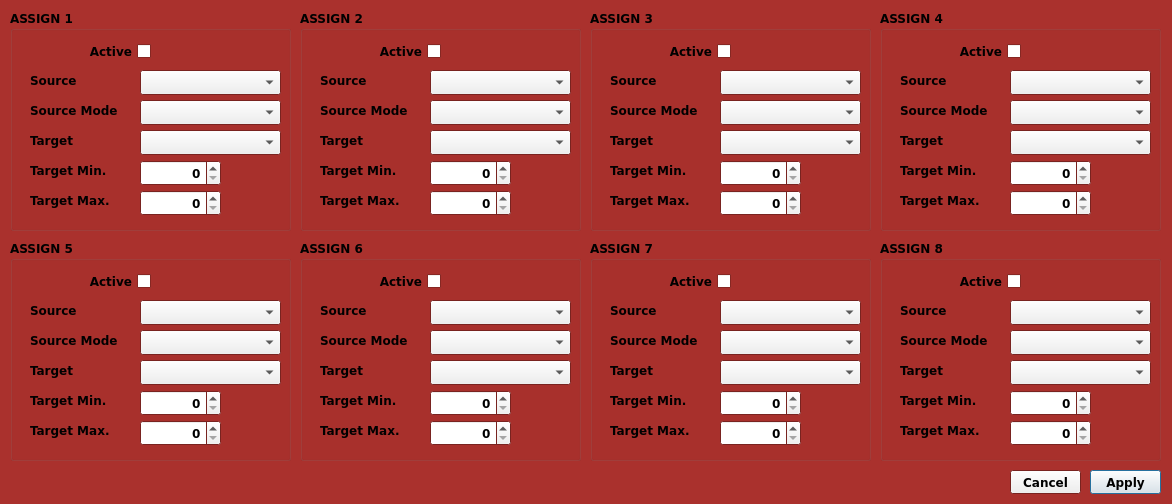
Above: resources/interfaces/Boss-rc500-assign.ui from dfleury2/boss-rc500-editor before the change. Below: the same form after it.
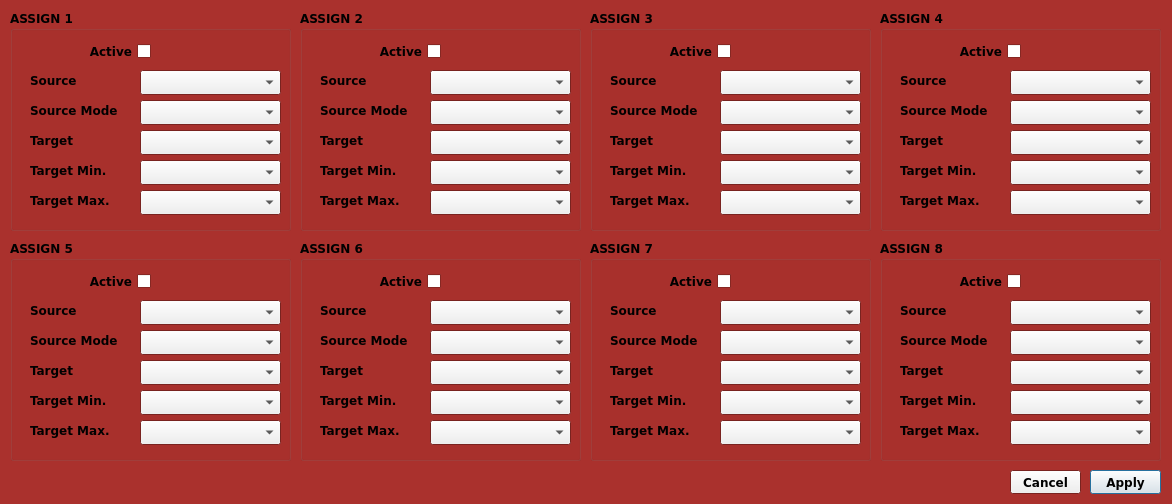
That is the form after the change.

Commit message: Manage all assign target (min max values)

```diff
--- a/resources/interfaces/Boss-rc500-assign.ui
+++ b/resources/interfaces/Boss-rc500-assign.ui
@@ -207,31 +207,25 @@
      <string>Target Max.</string>
     </property>
    </widget>
-   <widget class="QSpinBox" name="assign1_TargetMin">
+   <widget class="QComboBox" name="assign1_TargetMin">
     <property name="geometry">
      <rect>
       <x>130</x>
       <y>150</y>
-      <width>81</width>
-      <height>26</height>
+      <width>141</width>
+      <height>25</height>
      </rect>
     </property>
-    <property name="alignment">
-     <set>Qt::AlignRight|Qt::AlignTrailing|Qt::AlignVCenter</set>
-    </property>
    </widget>
-   <widget class="QSpinBox" name="assign1_TargetMax">
+   <widget class="QComboBox" name="assign1_TargetMax">
     <property name="geometry">
      <rect>
       <x>130</x>
       <y>180</y>
-      <width>81</width>
-      <height>26</height>
+      <width>141</width>
+      <height>25</height>
      </rect>
     </property>
-    <property name="alignment">
-     <set>Qt::AlignRight|Qt::AlignTrailing|Qt::AlignVCenter</set>
-    </property>
    </widget>
   </widget>
   <widget class="QGroupBox" name="gp_Assign2">
@@ -357,31 +351,25 @@
      <string>Target Max.</string>
     </property>
    </widget>
-   <widget class="QSpinBox" name="assign2_TargetMax">
+   <widget class="QComboBox" name="assign2_TargetMax">
     <property name="geometry">
      <rect>
       <x>130</x>
       <y>180</y>
-      <width>81</width>
-      <height>26</height>
+      <width>141</width>
+      <height>25</height>
      </rect>
     </property>
-    <property name="alignment">
-     <set>Qt::AlignRight|Qt::AlignTrailing|Qt::AlignVCenter</set>
-    </property>
    </widget>
-   <widget class="QSpinBox" name="assign2_TargetMin">
+   <widget class="QComboBox" name="assign2_TargetMin">
     <property name="geometry">
      <rect>
       <x>130</x>
       <y>150</y>
-      <width>81</width>
-      <height>26</height>
+      <width>141</width>
+      <height>25</height>
      </rect>
     </property>
-    <property name="alignment">
-     <set>Qt::AlignRight|Qt::AlignTrailing|Qt::AlignVCenter</set>
-    </property>
    </widget>
   </widget>
   <widget class="QGroupBox" name="gp_Assign3">
@@ -507,30 +495,24 @@
      <string>Target Max.</string>
     </property>
    </widget>
-   <widget class="QSpinBox" name="assign3_TargetMax">
-    <property name="geometry">
-     <rect>
-      <x>130</x>
-      <y>180</y>
-      <width>81</width>
-      <height>26</height>
-     </rect>
-    </property>
-    <property name="alignment">
-     <set>Qt::AlignRight|Qt::AlignTrailing|Qt::AlignVCenter</set>
-    </property>
-   </widget>
-   <widget class="QSpinBox" name="assign3_TargetMin">
+   <widget class="QComboBox" name="assign3_TargetMin">
     <property name="geometry">
      <rect>
       <x>130</x>
       <y>150</y>
-      <width>81</width>
-      <height>26</height>
+      <width>141</width>
+      <height>25</height>
      </rect>
     </property>
-    <property name="alignment">
-     <set>Qt::AlignRight|Qt::AlignTrailing|Qt::AlignVCenter</set>
+   </widget>
+   <widget class="QComboBox" name="assign3_TargetMax">
+    <property name="geometry">
+     <rect>
+      <x>130</x>
+      <y>180</y>
+      <width>141</width>
+      <height>25</height>
+     </rect>
     </property>
    </widget>
   </widget>
@@ -657,30 +639,24 @@
      <string>Target Max.</string>
     </property>
    </widget>
-   <widget class="QSpinBox" name="assign4_TargetMax">
-    <property name="geometry">
-     <rect>
-      <x>130</x>
-      <y>180</y>
-      <width>81</width>
-      <height>26</height>
-     </rect>
-    </property>
-    <property name="alignment">
-     <set>Qt::AlignRight|Qt::AlignTrailing|Qt::AlignVCenter</set>
-    </property>
-   </widget>
-   <widget class="QSpinBox" name="assign4_TargetMin">
+   <widget class="QComboBox" name="assign4_TargetMin">
     <property name="geometry">
      <rect>
       <x>130</x>
       <y>150</y>
-      <width>81</width>
-      <height>26</height>
+      <width>141</width>
+      <height>25</height>
      </rect>
     </property>
-    <property name="alignment">
-     <set>Qt::AlignRight|Qt::AlignTrailing|Qt::AlignVCenter</set>
+   </widget>
+   <widget class="QComboBox" name="assign4_TargetMax">
+    <property name="geometry">
+     <rect>
+      <x>130</x>
+      <y>180</y>
+      <width>141</width>
+      <height>25</height>
+     </rect>
     </property>
    </widget>
   </widget>
@@ -807,30 +783,24 @@
      <string>Target Max.</string>
     </property>
    </widget>
-   <widget class="QSpinBox" name="assign5_TargetMax">
-    <property name="geometry">
-     <rect>
-      <x>130</x>
-      <y>180</y>
-      <width>81</width>
-      <height>26</height>
-     </rect>
-    </property>
-    <property name="alignment">
-     <set>Qt::AlignRight|Qt::AlignTrailing|Qt::AlignVCenter</set>
-    </property>
-   </widget>
-   <widget class="QSpinBox" name="assign5_TargetMin">
+   <widget class="QComboBox" name="assign5_TargetMin">
     <property name="geometry">
      <rect>
       <x>130</x>
       <y>150</y>
-      <width>81</width>
-      <height>26</height>
+      <width>141</width>
+      <height>25</height>
      </rect>
     </property>
-    <property name="alignment">
-     <set>Qt::AlignRight|Qt::AlignTrailing|Qt::AlignVCenter</set>
+   </widget>
+   <widget class="QComboBox" name="assign5_TargetMax">
+    <property name="geometry">
+     <rect>
+      <x>130</x>
+      <y>180</y>
+      <width>141</width>
+      <height>25</height>
+     </rect>
     </property>
    </widget>
   </widget>
@@ -957,30 +927,24 @@
      <string>Target Max.</string>
     </property>
    </widget>
-   <widget class="QSpinBox" name="assign6_TargetMax">
-    <property name="geometry">
-     <rect>
-      <x>130</x>
-      <y>180</y>
-      <width>81</width>
-      <height>26</height>
-     </rect>
-    </property>
-    <property name="alignment">
-     <set>Qt::AlignRight|Qt::AlignTrailing|Qt::AlignVCenter</set>
-    </property>
-   </widget>
-   <widget class="QSpinBox" name="assign6_TargetMin">
+   <widget class="QComboBox" name="assign6_TargetMin">
     <property name="geometry">
      <rect>
       <x>130</x>
       <y>150</y>
-      <width>81</width>
-      <height>26</height>
+      <width>141</width>
+      <height>25</height>
      </rect>
     </property>
-    <property name="alignment">
-     <set>Qt::AlignRight|Qt::AlignTrailing|Qt::AlignVCenter</set>
+   </widget>
+   <widget class="QComboBox" name="assign6_TargetMax">
+    <property name="geometry">
+     <rect>
+      <x>130</x>
+      <y>180</y>
+      <width>141</width>
+      <height>25</height>
+     </rect>
     </property>
    </widget>
   </widget>
@@ -1107,30 +1071,24 @@
      <string>Target Max.</string>
     </property>
    </widget>
-   <widget class="QSpinBox" name="assign7_TargetMax">
-    <property name="geometry">
-     <rect>
-      <x>130</x>
-      <y>180</y>
-      <width>81</width>
-      <height>26</height>
-     </rect>
-    </property>
-    <property name="alignment">
-     <set>Qt::AlignRight|Qt::AlignTrailing|Qt::AlignVCenter</set>
-    </property>
-   </widget>
-   <widget class="QSpinBox" name="assign7_TargetMin">
+   <widget class="QComboBox" name="assign7_TargetMin">
     <property name="geometry">
      <rect>
       <x>130</x>
       <y>150</y>
-      <width>81</width>
-      <height>26</height>
+      <width>141</width>
+      <height>25</height>
      </rect>
     </property>
-    <property name="alignment">
-     <set>Qt::AlignRight|Qt::AlignTrailing|Qt::AlignVCenter</set>
+   </widget>
+   <widget class="QComboBox" name="assign7_TargetMax">
+    <property name="geometry">
+     <rect>
+      <x>130</x>
+      <y>180</y>
+      <width>141</width>
+      <height>25</height>
+     </rect>
     </property>
    </widget>
   </widget>
@@ -1257,30 +1215,24 @@
      <string>Target Max.</string>
     </property>
    </widget>
-   <widget class="QSpinBox" name="assign8_TargetMax">
-    <property name="geometry">
-     <rect>
-      <x>130</x>
-      <y>180</y>
-      <width>81</width>
-      <height>26</height>
-     </rect>
-    </property>
-    <property name="alignment">
-     <set>Qt::AlignRight|Qt::AlignTrailing|Qt::AlignVCenter</set>
-    </property>
-   </widget>
-   <widget class="QSpinBox" name="assign8_TargetMin">
+   <widget class="QComboBox" name="assign8_TargetMin">
     <property name="geometry">
      <rect>
       <x>130</x>
       <y>150</y>
-      <width>81</width>
-      <height>26</height>
+      <width>141</width>
+      <height>25</height>
      </rect>
     </property>
-    <property name="alignment">
-     <set>Qt::AlignRight|Qt::AlignTrailing|Qt::AlignVCenter</set>
+   </widget>
+   <widget class="QComboBox" name="assign8_TargetMax">
+    <property name="geometry">
+     <rect>
+      <x>130</x>
+      <y>180</y>
+      <width>141</width>
+      <height>25</height>
+     </rect>
     </property>
    </widget>
   </widget>
```
Left out of the diff: 16 changed lines with no effect on the pictures. The commit also changes 8 other files.
